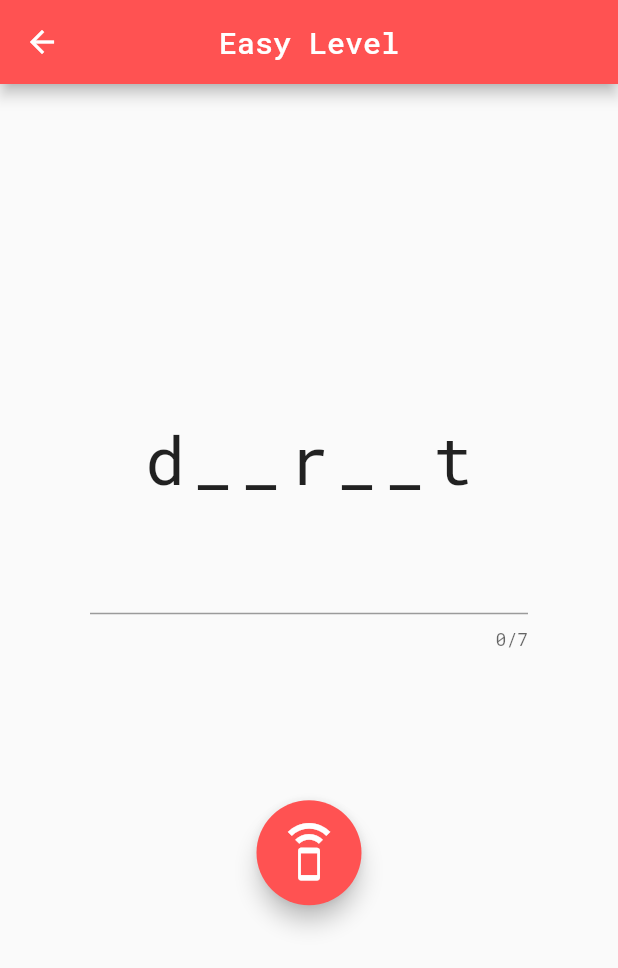
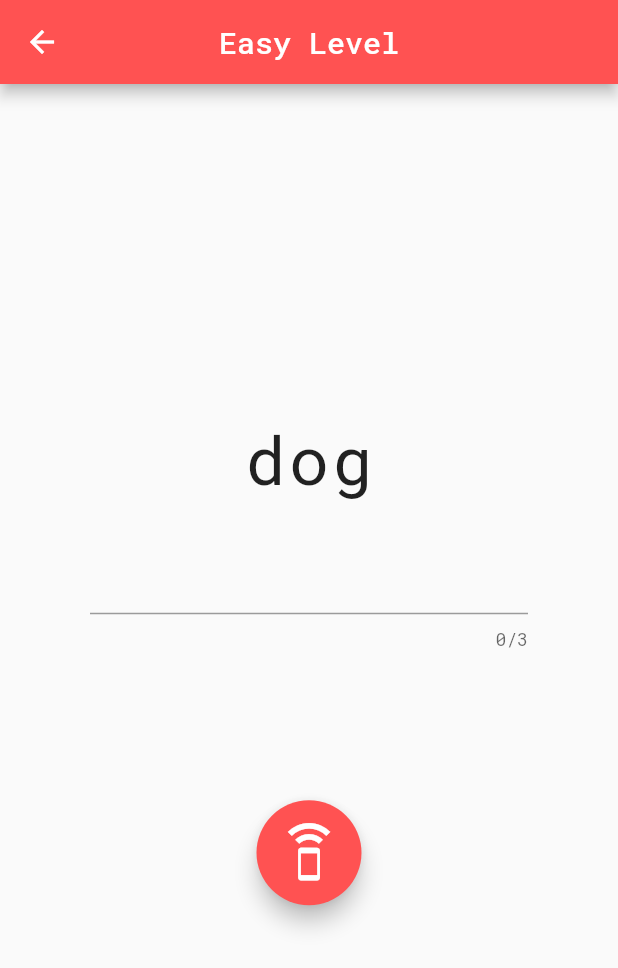
Before and after one commit to AkashRajpurohit/Spell-IT, a Flutter app: the screen it shows after launch, after a tap on "Easy", on a phone screen of 412 x 824 dp. Shown: the top 968 px of the screen. Run offline on Flutter 3.47's test engine with Material 2 defaults, Android fonts, the phone set to English and light mode, and no system bars; our stand-ins replace flutter_tts, shared_preferences.

Commit message:
:art: added more data acc to level

```diff
--- a/lib/components/game_screen.dart
+++ b/lib/components/game_screen.dart
@@ -97,7 +97,7 @@ class _GameScreenState extends State<GameScreen> {
             "$question",
             style: TextStyle(
               fontSize: 45.0,
-              letterSpacing: 5.0
+              letterSpacing: 2.0
             ),
           ),
           SizedBox(height: 10.0),
--- a/lib/services/game_data.dart
+++ b/lib/services/game_data.dart
@@ -5,9 +5,14 @@ class GameData {
   GameData({ this.levelName });
 
   void getQuestions() {
-    // TODO: Fetch data from API based on level
-    List<String> questions = ["doormat", "mobile", "apple", "horse", "aeroplane", "singer"];
-
-    this.questions = questions;
+    if(levelName == "Easy") {
+      this.questions = ["dog", "kitten", "sound", "this", "super", "singer"];
+    } else if(levelName == "Medium") {
+      this.questions = ["doormat", "telephone", "apple", "tomorrow", "aeroplane", "savage"];
+    } else if(levelName == "Hard") {
+      this.questions = ["penguin", "squirrel", "choir", "colonel", "isthmus", "phenomenon"];
+    } else if(levelName == "Extreme") {
+      this.questions = ["anathema", "anemone", "defibrillator", "ignominious", "massachusetts", "onomatopoeia"];
+    }
   }
 }
```
